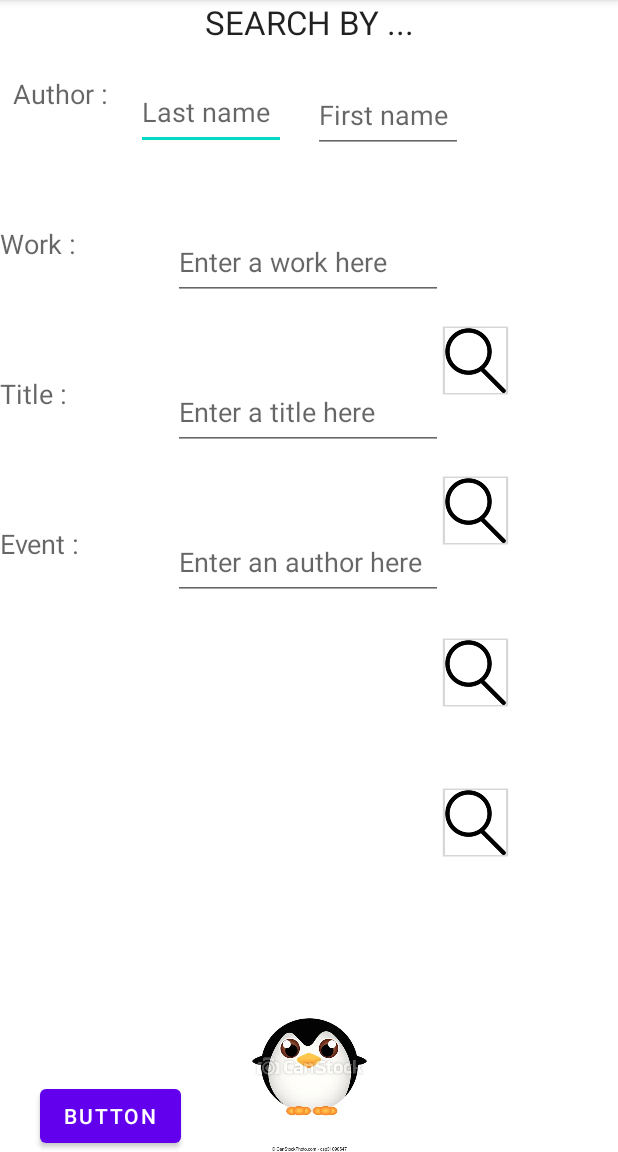
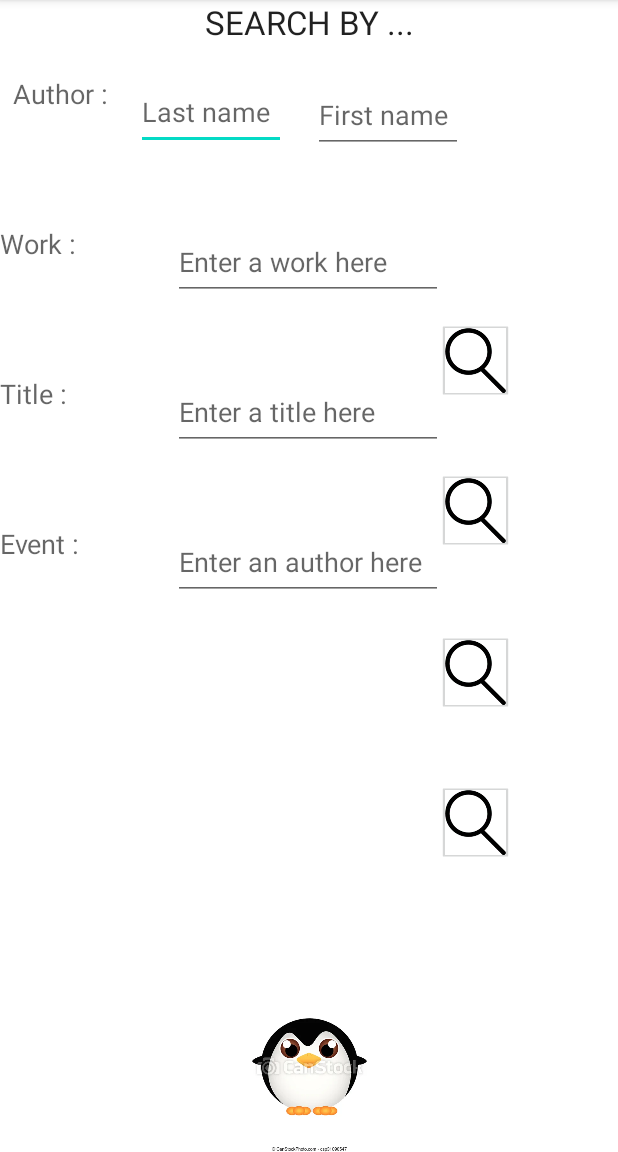
Before and after one commit to Solene838/Pinguin_House, an Android app: the SearchActivity screen opened directly, with no data from a screen before it, on a phone screen of 412 x 824 dp, the part 84-1236 px from its top. Run offline under Robolectric (Android 15) with nearby library versions, the phone set to English and light mode, and no system bars.

Commit message:
Deleting unused button

```diff
--- a/app/src/main/res/layout/activity_search.xml
+++ b/app/src/main/res/layout/activity_search.xml
@@ -192,12 +192,4 @@
         app:layout_constraintStart_toStartOf="parent"
         app:srcCompat="@drawable/pinguin" />
 
-    <Button
-        android:id="@+id/button"
-        android:layout_width="wrap_content"
-        android:layout_height="wrap_content"
-        android:text="@string/button"
-        app:layout_constraintBottom_toBottomOf="parent"
-        app:layout_constraintEnd_toStartOf="@+id/imgPingSearch"
-        app:layout_constraintStart_toStartOf="parent" />
 </androidx.constraintlayout.widget.ConstraintLayout>
```
